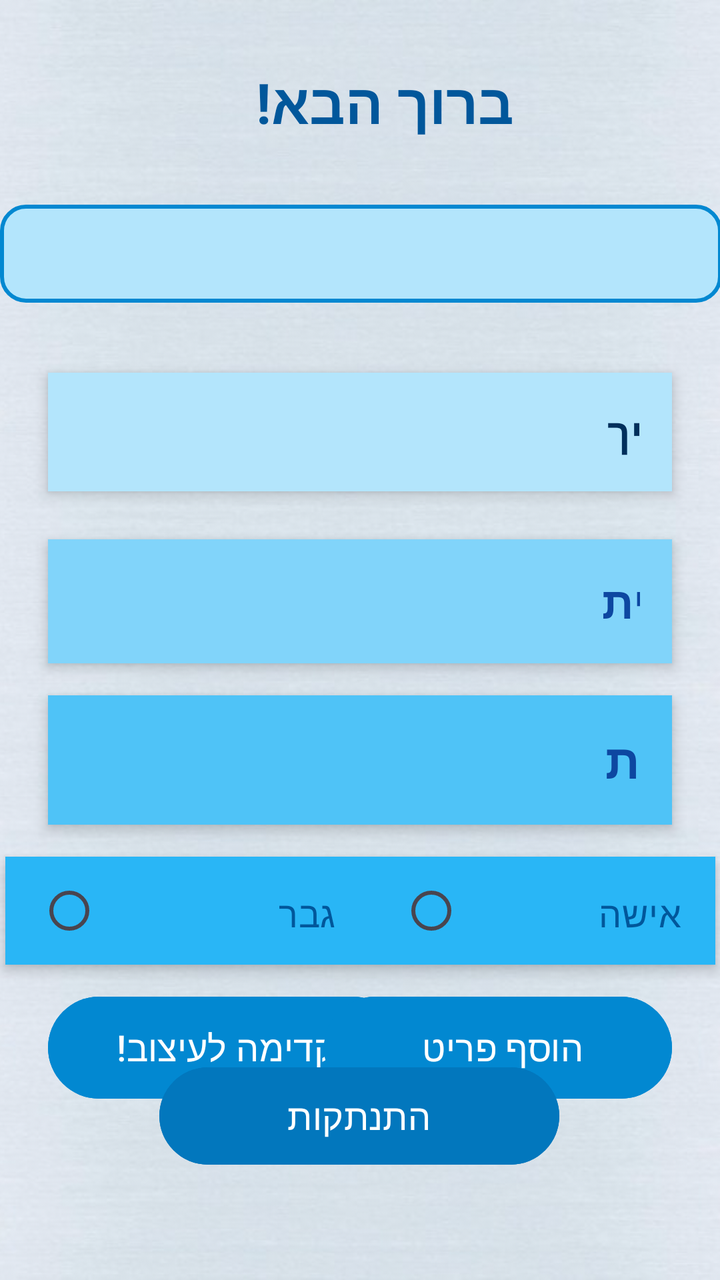
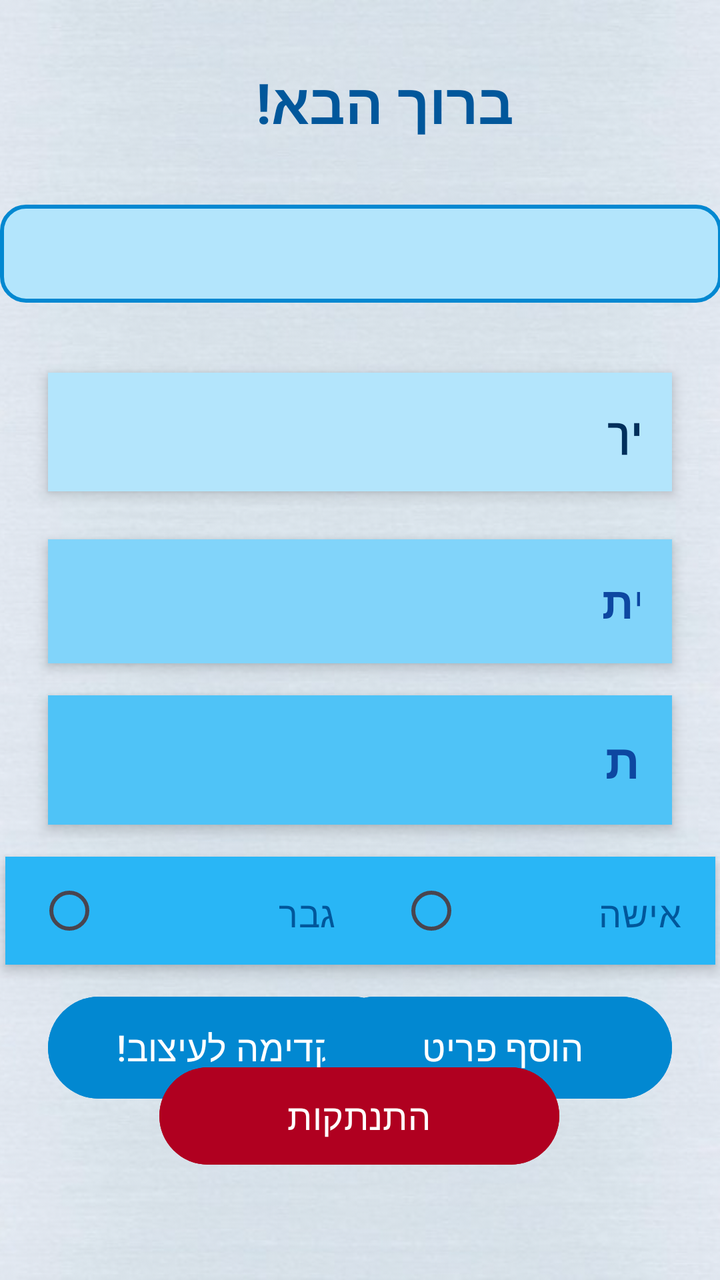

An Android layout rendered at two revisions. The XML below is the earlier revision; the diff shows what the commit changed to produce the second picture.
<!-- AndroidManifest.xml: application theme Theme.ProjectX -->
<!-- res/layout/activity_userpage.xml -->
<?xml version="1.0" encoding="utf-8"?>
<androidx.constraintlayout.widget.ConstraintLayout
    xmlns:android="http://schemas.android.com/apk/res/android"
    xmlns:app="http://schemas.android.com/apk/res-auto"
    xmlns:tools="http://schemas.android.com/tools"
    android:id="@+id/main"
    android:layout_width="match_parent"
    android:layout_height="match_parent"

    tools:context=".userpage">

    <ImageView
        android:id="@+id/backgroundImage"
        android:layout_width="0dp"
        android:layout_height="0dp"
        android:adjustViewBounds="true"
        android:clickable="false"
        android:focusable="false"
        android:scaleType="centerCrop"
        android:src="@drawable/back7"
        android:alpha="0.65"
        app:layout_constraintBottom_toBottomOf="parent"
        app:layout_constraintEnd_toEndOf="parent"
        app:layout_constraintStart_toStartOf="parent"
        app:layout_constraintTop_toTopOf="parent" />
<TextView
android:id="@+id/tvHelloUser"
android:layout_width="0dp"
android:layout_height="wrap_content"
android:text="ברוך הבא!"
android:textColor="#01579B"
    android:textSize="28sp"
    android:textStyle="bold"
    android:gravity="center"
    android:paddingStart="24dp"
    android:paddingTop="32dp"
    android:paddingBottom="16dp"
    app:layout_constraintTop_toTopOf="parent"
    app:layout_constraintStart_toStartOf="parent"
    app:layout_constraintEnd_toEndOf="parent" />
    
    <Spinner
        android:id="@+id/spinnerCity"
        android:layout_width="361dp"
        android:layout_height="49dp"
        android:layout_marginTop="16dp"
        android:background="@drawable/spinnerbackground"
        android:popupBackground="#B3E5FC"
        android:spinnerMode="dropdown"
        app:layout_constraintEnd_toEndOf="parent"
        app:layout_constraintStart_toStartOf="parent"
        app:layout_constraintTop_toBottomOf="@id/tvHelloUser" />



    


    

    
    <LinearLayout
        android:id="@+id/dateBox"
        android:layout_width="0dp"
        android:layout_height="wrap_content"
        android:layout_marginStart="24dp"
        android:layout_marginTop="100dp"
        android:layout_marginEnd="24dp"
        android:background="#B3E5FC"
        android:elevation="4dp"
        android:orientation="vertical"
        android:padding="16dp"
        app:layout_constraintEnd_toEndOf="parent"
        app:layout_constraintHorizontal_bias="0.0"
        app:layout_constraintStart_toStartOf="parent"
        app:layout_constraintTop_toBottomOf="@id/tvHelloUser">

        <TextView
            android:id="@+id/tvDate"
            android:layout_width="321dp"
            android:layout_height="wrap_content"
            android:gravity="start"

            android:text="תאריך"
            android:textColor="#012F5B"
            android:textSize="20sp"
            android:textStyle="bold" />
    </LinearLayout>

    <LinearLayout
        android:id="@+id/forecastBox"
        android:layout_width="0dp"
        android:layout_height="wrap_content"
        android:layout_marginStart="24dp"
        android:layout_marginTop="24dp"
        android:layout_marginEnd="24dp"
        android:background="#81D4FA"
        android:elevation="4dp"
        android:orientation="vertical"
        android:padding="16dp"
        app:layout_constraintEnd_toEndOf="parent"
        app:layout_constraintHorizontal_bias="0.0"
        app:layout_constraintStart_toStartOf="parent"
        app:layout_constraintTop_toBottomOf="@id/dateBox">

        <TextView
            android:id="@+id/tvForecast"
            android:layout_width="322dp"
            android:layout_height="wrap_content"
            android:gravity="start"
            android:text="תחזית"
            android:textColor="#0D47A1"
            android:textSize="22sp"
            android:textStyle="bold" />
    </LinearLayout>

    <LinearLayout
android:id="@+id/tempBox"
android:layout_width="0dp"
android:layout_height="wrap_content"
android:background="#4FC3F7"
    android:orientation="vertical"
    android:padding="16dp"
    android:layout_marginStart="24dp"
    android:layout_marginEnd="24dp"
    android:layout_marginTop="16dp"
    app:layout_constraintTop_toBottomOf="@id/forecastBox"
    app:layout_constraintStart_toStartOf="parent"
    app:layout_constraintEnd_toEndOf="parent"
    android:elevation="4dp">

        <TextView
            android:id="@+id/tvTemperature"
            android:layout_width="333dp"
            android:layout_height="wrap_content"
            android:gravity="start"
            android:text="מעלות"
            android:textColor="#0D47A1"
            android:textSize="24sp"
            android:textStyle="bold" />
    </LinearLayout>

    <LinearLayout
        android:id="@+id/genderBox"
        android:layout_width="355dp"
        android:layout_height="54dp"
        android:layout_marginStart="24dp"
        android:layout_marginTop="16dp"
        android:layout_marginEnd="24dp"
        android:background="#29B6F6"
        android:elevation="4dp"
        android:orientation="vertical"
        android:padding="16dp"
        app:layout_constraintEnd_toEndOf="parent"
        app:layout_constraintStart_toStartOf="parent"
        app:layout_constraintTop_toBottomOf="@id/tempBox">


        <RadioGroup
            android:id="@+id/radioGender"
            android:layout_width="wrap_content"
            android:layout_height="wrap_content"
            android:orientation="horizontal">

            <RadioButton
                android:id="@+id/radioMale"
                android:layout_width="149dp"
                android:layout_height="match_parent"
                android:layout_marginEnd="32dp"
                android:buttonTint="#01579B"
                android:text="גבר"
                android:textColor="#01579B"
                android:textSize="18sp" />

            <RadioButton
                android:id="@+id/radioFemale"
                android:layout_width="141dp"
                android:layout_height="match_parent"
                android:buttonTint="#01579B"
                android:text="אישה"
                android:textColor="#01579B"
                android:textSize="18sp" />

        </RadioGroup>

    </LinearLayout>

    <Button
        android:id="@+id/buttonuser2"
        android:layout_width="178dp"
        android:layout_height="59dp"
        android:layout_marginStart="24dp"
        android:layout_marginTop="12dp"
        android:layout_marginEnd="24dp"
        android:backgroundTint="#0288D1"
        android:elevation="4dp"
        android:paddingTop="12dp"
        android:paddingBottom="12dp"
        android:text="קדימה לעיצוב!"
        android:textColor="#FFFFFF"
        android:textSize="18sp"
        app:layout_constraintEnd_toEndOf="parent"
        app:layout_constraintHorizontal_bias="0.0"
        app:layout_constraintStart_toStartOf="parent"
        app:layout_constraintTop_toBottomOf="@id/genderBox" />

    
    <Button
        android:id="@+id/additem"
        android:layout_width="174dp"
        android:layout_height="59dp"
        android:layout_marginStart="24dp"
        android:layout_marginTop="12dp"
        android:layout_marginEnd="24dp"
        android:backgroundTint="#0288D1"
        android:elevation="4dp"
        android:paddingTop="12dp"
        android:paddingBottom="12dp"
        android:text="הוסף פריט "
        android:textColor="#FFFFFF"
        android:textSize="18sp"
        app:layout_constraintEnd_toEndOf="parent"
        app:layout_constraintHorizontal_bias="1.0"
        app:layout_constraintStart_toStartOf="parent"
        app:layout_constraintTop_toBottomOf="@id/genderBox" />

    <Button
        android:id="@+id/btnSavedLooks"
        android:layout_width="243dp"
        android:layout_height="54dp"
        android:layout_marginStart="24dp"
        android:layout_marginEnd="24dp"
        android:layout_marginBottom="104dp"
        android:layout_weight="1"
        android:backgroundTint="#0277BD"
        android:text="המועדפים שלי"
        android:textColor="@android:color/white"
        android:textSize="18dp"
        app:layout_constraintBottom_toBottomOf="parent"
        app:layout_constraintEnd_toEndOf="parent"
        app:layout_constraintHorizontal_bias="0.495"
        app:layout_constraintStart_toStartOf="parent"
        app:layout_constraintTop_toBottomOf="@id/buttonuser2"
        app:layout_constraintVertical_bias="0.4" />

    <Button
        android:id="@+id/buttonLogout"
        android:layout_width="200dp"
        android:layout_height="wrap_content"
        android:layout_marginBottom="32dp"
        android:backgroundTint="#0277BD"
        android:padding="12dp"
        android:text="התנתקות"
        android:textColor="#FFFFFF"
        android:textSize="18sp"
        app:layout_constraintBottom_toBottomOf="parent"
        app:layout_constraintEnd_toEndOf="parent"
        app:layout_constraintHorizontal_bias="0.497"
        app:layout_constraintStart_toStartOf="parent"
        app:layout_constraintTop_toBottomOf="@id/btnSavedLooks"
        app:layout_constraintVertical_bias="0.424" />


</androidx.constraintlayout.widget.ConstraintLayout>
<!-- resources referenced by this layout -->
<resources>
  <!-- drawable back7: jpg bitmap (drawable, 59235 bytes) -->
  <!-- drawable spinnerbackground (drawable) -->
  <?xml version="1.0" encoding="utf-8"?>
  <shape xmlns:android="http://schemas.android.com/apk/res/android" android:shape="rectangle">
      <solid android:color="#B3E5FC"/> 
      <corners android:radius="12dp"/> 
      <stroke android:width="2dp" android:color="#0288D1"/> 
  </shape>
  <style name="Theme.ProjectX" parent="Base.Theme.ProjectX" />
  <style name="Base.Theme.ProjectX" parent="Theme.Material3.DayNight.NoActionBar">
          
          
      </style>
</resources>

<!-- the commit's change to res/layout/activity_userpage.xml (unified diff, before → after) -->
@@ -232,7 +232,7 @@ android:background="#4FC3F7"
         android:layout_marginEnd="24dp"
         android:layout_marginBottom="104dp"
         android:layout_weight="1"
-        android:backgroundTint="#0277BD"
+        android:backgroundTint="#025F92"
         android:text="המועדפים שלי"
         android:textColor="@android:color/white"
         android:textSize="18dp"
@@ -248,7 +248,7 @@ android:background="#4FC3F7"
         android:layout_width="200dp"
         android:layout_height="wrap_content"
         android:layout_marginBottom="32dp"
-        android:backgroundTint="#0277BD"
+        android:backgroundTint="#B00020"
         android:padding="12dp"
         android:text="התנתקות"
         android:textColor="#FFFFFF"
